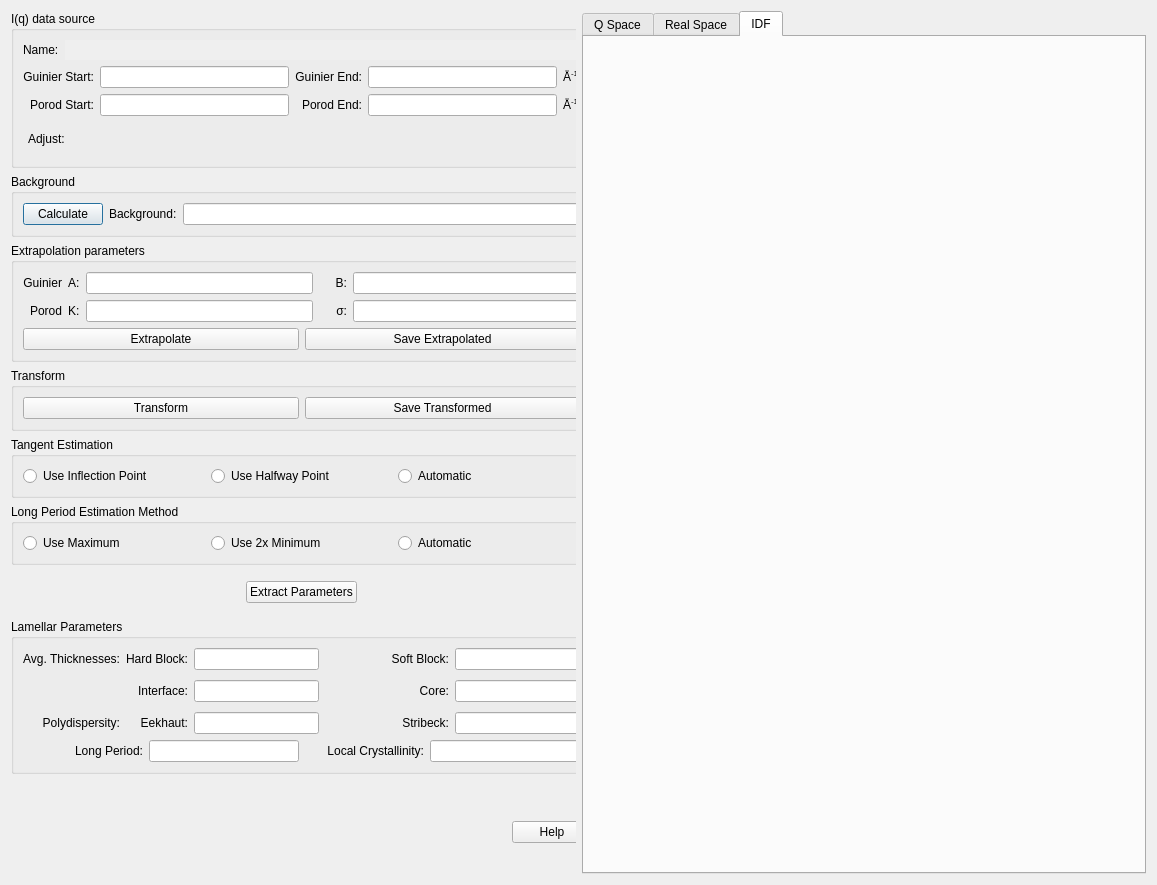
Old version of the form src/sas/qtgui/Perspectives/Corfunc/UI/CorfuncPanel.ui in the repository SasView/sasview.
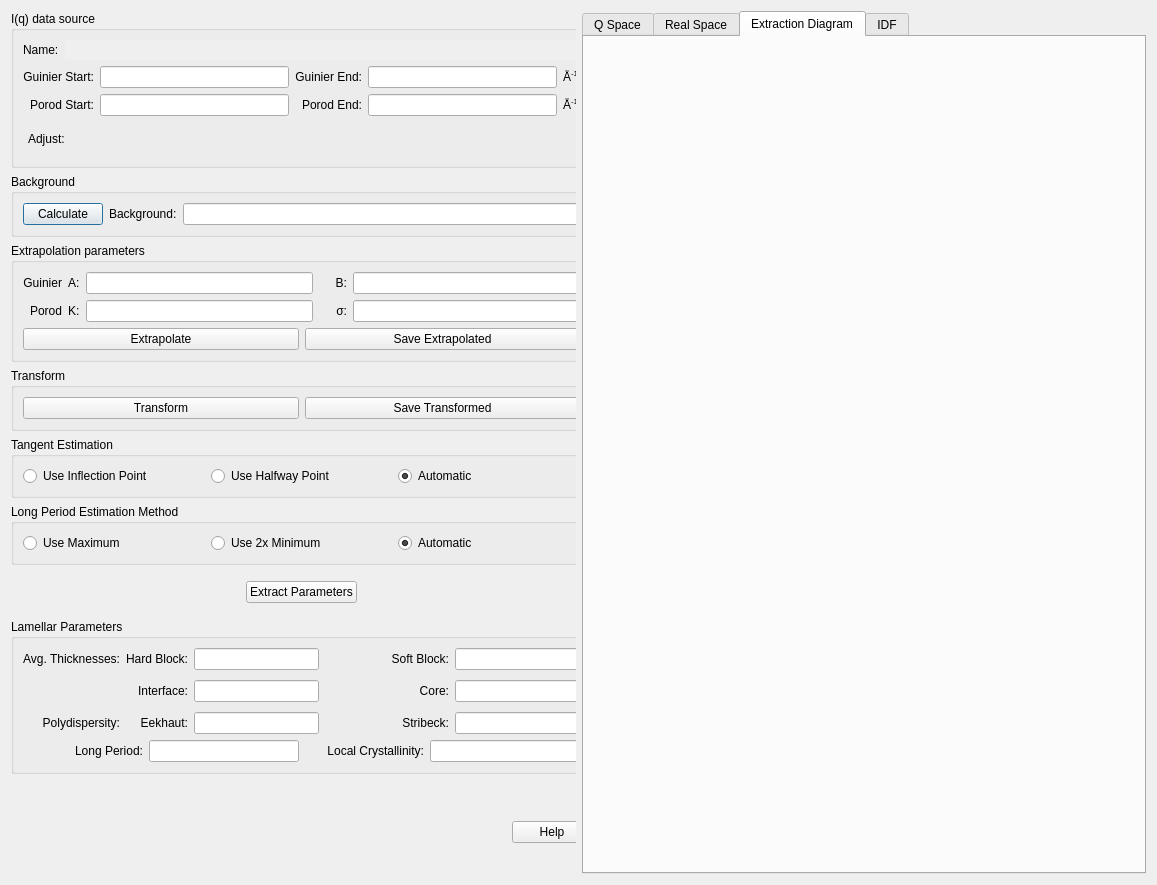
New version of the form. The open tabs and pages were chosen to show the change.

Commit message: Finished adding lines and diagram

```diff
--- a/src/sas/qtgui/Perspectives/Corfunc/UI/CorfuncPanel.ui
+++ b/src/sas/qtgui/Perspectives/Corfunc/UI/CorfuncPanel.ui
@@ -514,6 +514,9 @@
                  <property name="text">
                   <string>Automatic</string>
                  </property>
+                 <property name="checked">
+                  <bool>true</bool>
+                 </property>
                 </widget>
                </item>
               </layout>
@@ -544,6 +547,9 @@
                  <property name="text">
                   <string>Automatic</string>
                  </property>
+                 <property name="checked">
+                  <bool>true</bool>
+                 </property>
                 </widget>
                </item>
               </layout>
@@ -1032,6 +1038,16 @@
       </layout>
      </widget>
      <widget class="QWidget" name="tab_3">
+      <attribute name="title">
+       <string>Extraction Diagram</string>
+      </attribute>
+      <layout class="QVBoxLayout" name="verticalLayout_420">
+       <item>
+        <layout class="QVBoxLayout" name="diagramLayout"/>
+       </item>
+      </layout>
+     </widget>
+     <widget class="QWidget" name="tab_4">
       <attribute name="title">
        <string>IDF</string>
       </attribute>
```
Left out of the diff: 44 changed lines with no effect on the pictures. The commit also changes 4 other files.
